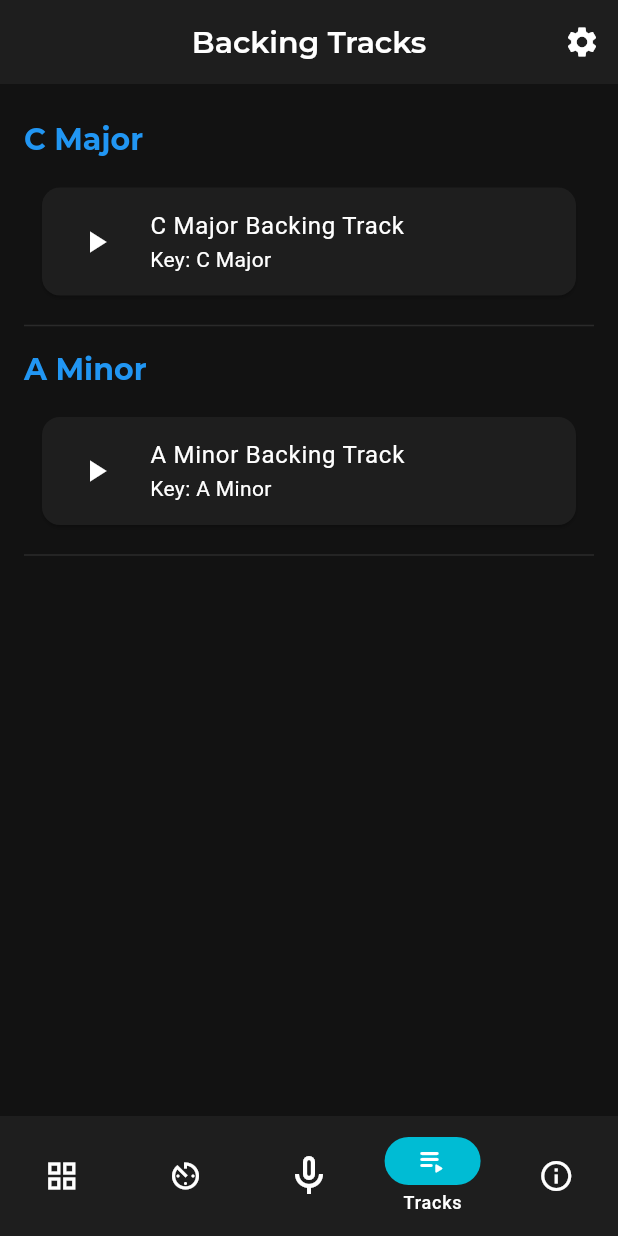
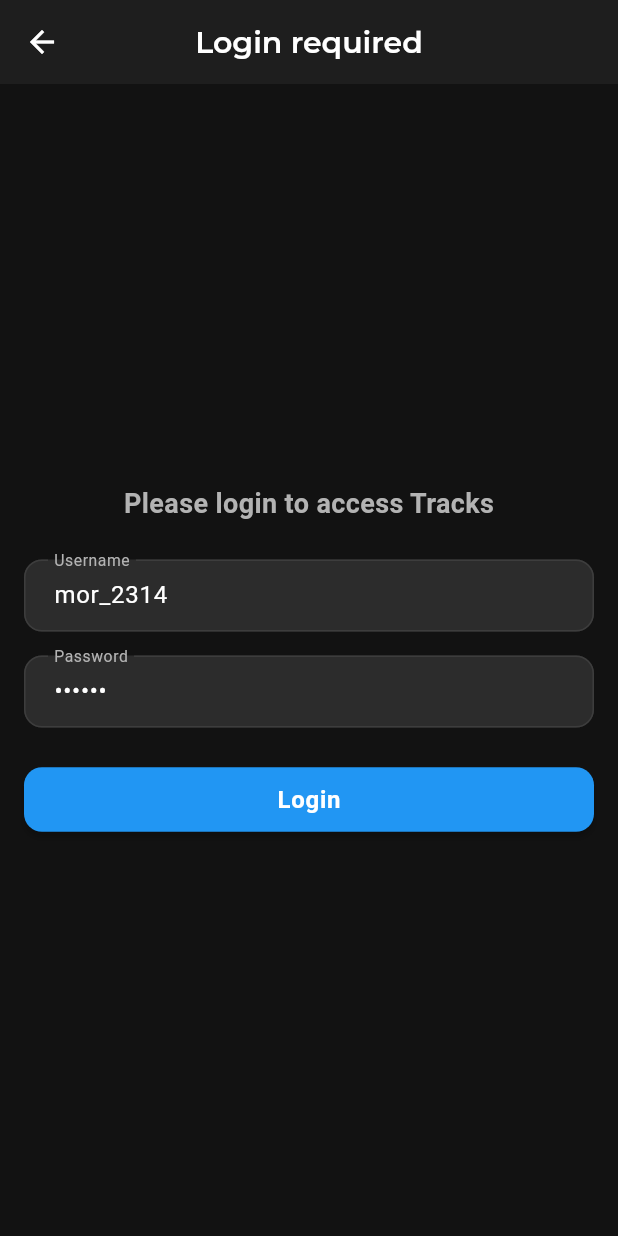
Before and after one commit to hiucdh/guitar_tuna, a Flutter app: the screen it shows after launch, item 4 of the bottom bar chosen, on a phone screen of 412 x 824 dp. Run offline on Flutter 3.47's test engine with Material 3 defaults, Android fonts, the phone set to English and light mode, and no system bars; our stand-ins replace audioplayers, dartz, dio, equatable, google_fonts, permission_handler and 1 more; missing offline and left inert: flutter_audio_capture, pitch_detector_dart; accounts and stored records are empty.

Commit message:
feat: Implement Login feature for Tracks, fix permissions, and update documentation

```diff
--- a/lib/app.dart
+++ b/lib/app.dart
@@ -28,6 +28,10 @@ import 'services/metronome/metronome_service_impl.dart';
 import 'data/repositories/practice_repository_impl.dart';
 import 'presentation/providers/practice_provider.dart';
 import 'domain/repositories/practice_repository.dart';
+import 'presentation/providers/auth_provider.dart';
+import 'domain/usecases/login_user.dart';
+import 'data/repositories/auth_repository_impl.dart';
+import 'data/datasources/remote/auth_remote_data_source.dart';
 
 /// Main app widget with provider setup
 class GuitarTunaApp extends StatelessWidget {
@@ -103,6 +107,17 @@ class GuitarTunaApp extends StatelessWidget {
             repository: context.read<PracticeRepository>(),
           ),
         ),
+
+        // Auth Provider
+        ChangeNotifierProvider(
+          create: (_) => AuthProvider(
+            loginUser: LoginUser(
+              AuthRepositoryImpl(
+                AuthRemoteDataSourceImpl(),
+              ),
+            ),
+          ),
+        ),
       ],
       child: Consumer<ThemeProvider>(
         builder: (context, themeProvider, child) {
--- a/lib/core/errors/exceptions.dart
+++ b/lib/core/errors/exceptions.dart
@@ -103,6 +103,12 @@ class NoInternetException extends NetworkException {
     : super(message ?? 'No internet connection', 'NO_INTERNET');
 }
 
+/// Exception thrown when server returns an error
+class ServerException extends NetworkException {
+  const ServerException([String? message])
+    : super(message ?? 'Server error', 'SERVER_ERROR');
+}
+
 // ============================================================
 // GENERAL EXCEPTIONS
 // ============================================================
--- /dev/null
+++ b/lib/data/datasources/remote/auth_remote_data_source.dart
@@ -0,0 +1,35 @@
+import 'package:dio/dio.dart';
+import '../../../core/errors/exceptions.dart';
+
+abstract class AuthRemoteDataSource {
+  Future<String> login(String username, String password);
+}
+
+class AuthRemoteDataSourceImpl implements AuthRemoteDataSource {
+  final Dio client;
+
+  AuthRemoteDataSourceImpl({Dio? client}) : client = client ?? Dio();
+
+  @override
+  Future<String> login(String username, String password) async {
+    try {
+      final response = await client.post(
+        'https://fakestoreapi.com/auth/login',
+        data: {
+          'username': username,
+          'password': password,
+        },
+      );
+
+      if (response.statusCode == 200 || response.statusCode == 201) {
+        return response.data['token'];
+      } else {
+        throw ServerException('Status code: ${response.statusCode}');
+      }
+    } catch (e) {
+      // Temporary print for debugging
+      print('LOGIN ERROR: $e');
+      throw ServerException(e.toString());
+    }
+  }
+}
--- /dev/null
+++ b/lib/data/repositories/auth_repository_impl.dart
@@ -0,0 +1,24 @@
+import 'package:dartz/dartz.dart';
+import '../../core/errors/failures.dart';
+import '../../core/errors/exceptions.dart';
+import '../../domain/entities/user.dart';
+import '../../domain/repositories/auth_repository.dart';
+import '../datasources/remote/auth_remote_data_source.dart';
+
+class AuthRepositoryImpl implements AuthRepository {
+  final AuthRemoteDataSource remoteDataSource;
+
+  AuthRepositoryImpl(this.remoteDataSource);
+
+  @override
+  Future<Either<Failure, User>> login(String username, String password) async {
+    try {
+      final token = await remoteDataSource.login(username, password);
+      return Right(User(token: token));
+    } on ServerException {
+      return Left(ServerFailure('Authentication failed'));
+    } catch (e) {
+      return Left(ServerFailure(e.toString()));
+    }
+  }
+}
--- /dev/null
+++ b/lib/domain/entities/user.dart
@@ -0,0 +1,5 @@
+class User {
+  final String token;
+
+  const User({required this.token});
+}
--- /dev/null
+++ b/lib/domain/repositories/auth_repository.dart
@@ -0,0 +1,7 @@
+import 'package:dartz/dartz.dart';
+import '../../core/errors/failures.dart';
+import '../entities/user.dart';
+
+abstract class AuthRepository {
+  Future<Either<Failure, User>> login(String username, String password);
+}
--- /dev/null
+++ b/lib/domain/usecases/login_user.dart
@@ -0,0 +1,14 @@
+import 'package:dartz/dartz.dart';
+import '../../core/errors/failures.dart';
+import '../entities/user.dart';
+import '../repositories/auth_repository.dart';
+
+class LoginUser {
+  final AuthRepository repository;
+
+  LoginUser(this.repository);
+
+  Future<Either<Failure, User>> execute(String username, String password) {
+    return repository.login(username, password);
+  }
+}
--- /dev/null
+++ b/lib/presentation/providers/auth_provider.dart
@@ -0,0 +1,47 @@
+import 'package:flutter/foundation.dart';
+import '../../domain/usecases/login_user.dart';
+import '../../domain/entities/user.dart';
+
+class AuthProvider extends ChangeNotifier {
+  final LoginUser loginUser;
+
+  AuthProvider({required this.loginUser});
+
+  bool _isLoading = false;
+  User? _user;
+  String? _error;
+
+  bool get isLoading => _isLoading;
+  bool get isLoggedIn => _user != null;
+  User? get user => _user;
+  String? get error => _error;
+
+  Future<bool> login(String username, String password) async {
+    _isLoading = true;
+    _error = null;
+    notifyListeners();
+
+    final result = await loginUser.execute(username, password);
+
+    return result.fold(
+      (failure) {
+        _isLoading = false;
+        _error = failure.message;
+        notifyListeners();
+        return false;
+      },
+      (user) {
+        _isLoading = false;
+        _user = user;
+        _error = null;
+        notifyListeners();
+        return true;
+      },
+    );
+  }
+
+  void logout() {
+    _user = null;
+    notifyListeners();
+  }
+}
--- /dev/null
+++ b/lib/presentation/screens/auth/login_screen.dart
@@ -0,0 +1,106 @@
+import 'package:flutter/material.dart';
+import 'package:provider/provider.dart';
+import '../../providers/auth_provider.dart';
+
+class LoginScreen extends StatefulWidget {
+  const LoginScreen({super.key});
+
+  @override
+  State<LoginScreen> createState() => _LoginScreenState();
+}
+
+class _LoginScreenState extends State<LoginScreen> {
+  final _usernameController = TextEditingController(text: 'mor_2314');
+  final _passwordController = TextEditingController(text: '83r5^_');
+  final _formKey = GlobalKey<FormState>();
+
+  @override
+  void dispose() {
+    _usernameController.dispose();
+    _passwordController.dispose();
+    super.dispose();
+  }
+
+  Future<void> _login() async {
+    if (_formKey.currentState!.validate()) {
+      final success = await context.read<AuthProvider>().login(
+        _usernameController.text,
+        _passwordController.text,
+      );
+
+      if (success && mounted) {
+        Navigator.pop(context, true); // Return true to indicate success
+      }
+    }
+  }
+
+  @override
+  Widget build(BuildContext context) {
+    final isLoading = context.watch<AuthProvider>().isLoading;
+    final error = context.watch<AuthProvider>().error;
+
+    return Scaffold(
+      appBar: AppBar(title: const Text('Login required')),
+      body: Padding(
+        padding: const EdgeInsets.all(16.0),
+        child: Form(
+          key: _formKey,
+          child: Column(
+            mainAxisAlignment: MainAxisAlignment.center,
+            children: [
+              const Text(
+                'Please login to access Tracks',
+                style: TextStyle(fontSize: 18, fontWeight: FontWeight.bold),
+              ),
+              const SizedBox(height: 24),
+              TextFormField(
+                controller: _usernameController,
+                decoration: const InputDecoration(labelText: 'Username'),
+                validator: (value) {
+                  if (value == null || value.isEmpty) {
+                    return 'Please enter username';
+                  }
+                  return null;
+                },
+              ),
+              const SizedBox(height: 16),
+              TextFormField(
+                controller: _passwordController,
+                decoration: const InputDecoration(labelText: 'Password'),
+                obscureText: true,
+                validator: (value) {
+                  if (value == null || value.isEmpty) {
+                    return 'Please enter password';
+                  }
+                  return null;
+                },
+              ),
+              const SizedBox(height: 24),
+              if (error != null)
+                Padding(
+                  padding: const EdgeInsets.only(bottom: 16.0),
+                  child: Text(
+                    error,
+                    style: const TextStyle(color: Colors.red),
+                  ),
+                ),
+              SizedBox(
+                width: double.infinity,
+                child: ElevatedButton(
+                  onPressed: isLoading ? null : _login,
+                  child: isLoading
+                      ? const SizedBox(
+                          height: 20,
+                          width: 20,
+                          child: CircularProgressIndicator(),
+                        )
+                      : const Text('Login'),
+                ),
+              ),
+            ],
+          ),
+        ),
+      ),
+    );
+  }
+}
--- a/pubspec.yaml
+++ b/pubspec.yaml
@@ -56,6 +56,7 @@ dependencies:
   # Permissions
   permission_handler: ^11.1.0
   audioplayers: ^6.5.1
+  dio: ^5.9.0
 
 dev_dependencies:
   flutter_test:
```
Also changed, not shown: lib/presentation/screens/home/home_screen.dart (+28 -3 lines), pubspec.lock, 3 other files.
